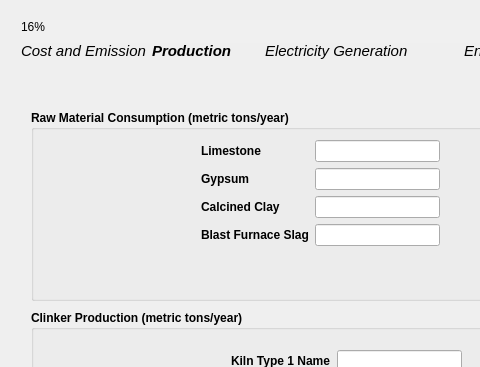
The window that 00_BEST_windows/ui_files_latest/Page3_ProductionInput_qwidget.ui (WongCurtis95/lbnl_best_public) describes before a commit, drawn with Qt 5; both pictures show x 179 to 659 and y 0 to 367 of the 1260 by 700 pixel window.
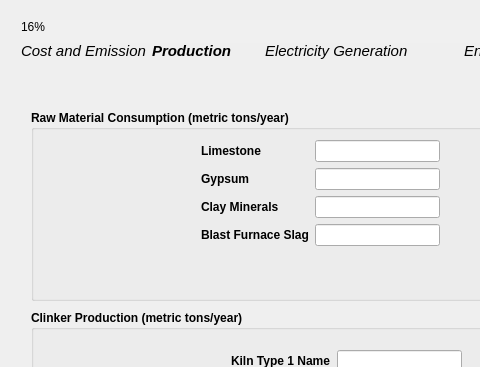
The same window after the commit. Icons and pictures are not drawn.

Commit message: Changed calcined clay to clay minerals. Updated the PDF. Fixed an issue with the second report generation, which is related to the two waterfall charts because of kaleido and plotly

```diff
--- a/00_BEST_windows/ui_files_latest/Page3_ProductionInput_qwidget.ui
+++ b/00_BEST_windows/ui_files_latest/Page3_ProductionInput_qwidget.ui
@@ -84,6 +84,7 @@
    </property>
    <property name="font">
     <font>
+     <weight>75</weight>
      <bold>true</bold>
     </font>
    </property>
@@ -173,7 +174,7 @@
      <item row="2" column="0">
       <widget class="QLabel" name="calcined_clay_label">
        <property name="text">
-        <string>Calcined Clay</string>
+        <string>Clay Minerals</string>
        </property>
       </widget>
      </item>
```
Left out of the diff: 5 changed lines with no effect on the pictures. The commit also changes 10 other files.
